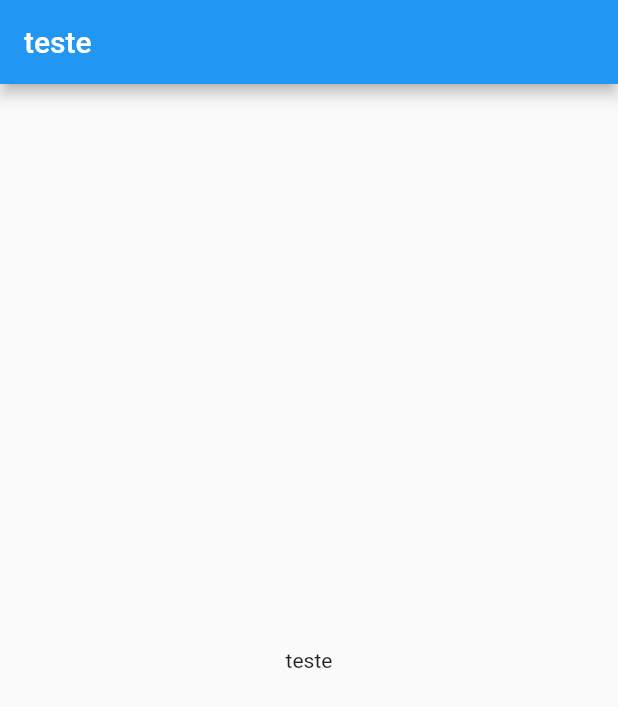
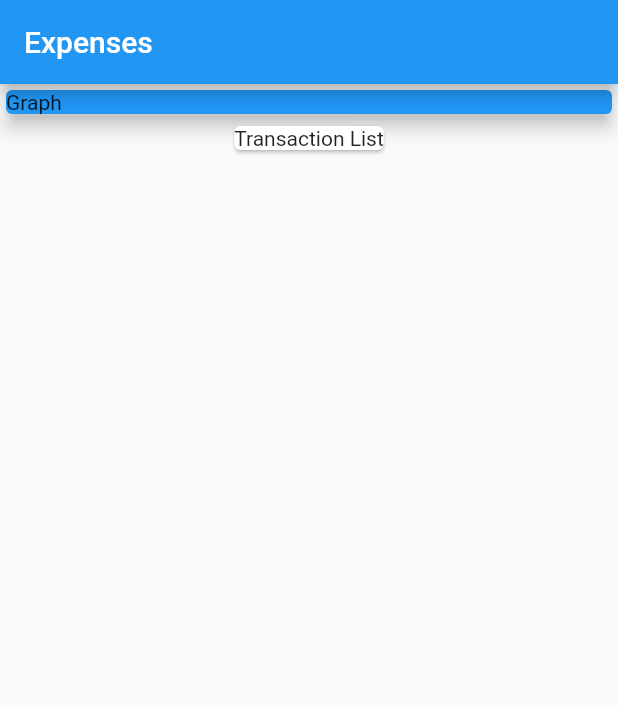
Before and after one commit to andre-pelisoli/expenses, a Flutter app: the screen it shows after launch, on a phone screen of 412 x 824 dp. Shown: the top 707 px of the screen. Run offline on Flutter 3.47's test engine with Material 2 defaults, Android fonts, the phone set to English and light mode, and no system bars.

Commit message:
Adding cards to represent Transaction List and Graph sections

```diff
--- a/lib/main.dart
+++ b/lib/main.dart
@@ -16,12 +16,24 @@ class MyHome extends StatelessWidget {
   @override
   Widget build(Object context) {
     return Scaffold(
-      appBar: AppBar(
-        title: Text("teste"),
-      ),
-      body: Center(
-        child: Text('teste'),
-      ),
-    );
+        appBar: AppBar(
+          title: Text("Expenses"),
+        ),
+        body: Column(
+          crossAxisAlignment: CrossAxisAlignment.center,
+          children: <Widget>[
+            Container(
+              width: double.infinity,
+              child: Card(
+                color: Colors.blue,
+                elevation: 5,
+                child: Text('Graph'),
+              ),
+            ),
+            Card(
+              child: Text('Transaction List'),
+            )
+          ],
+        ));
   }
 }
```
